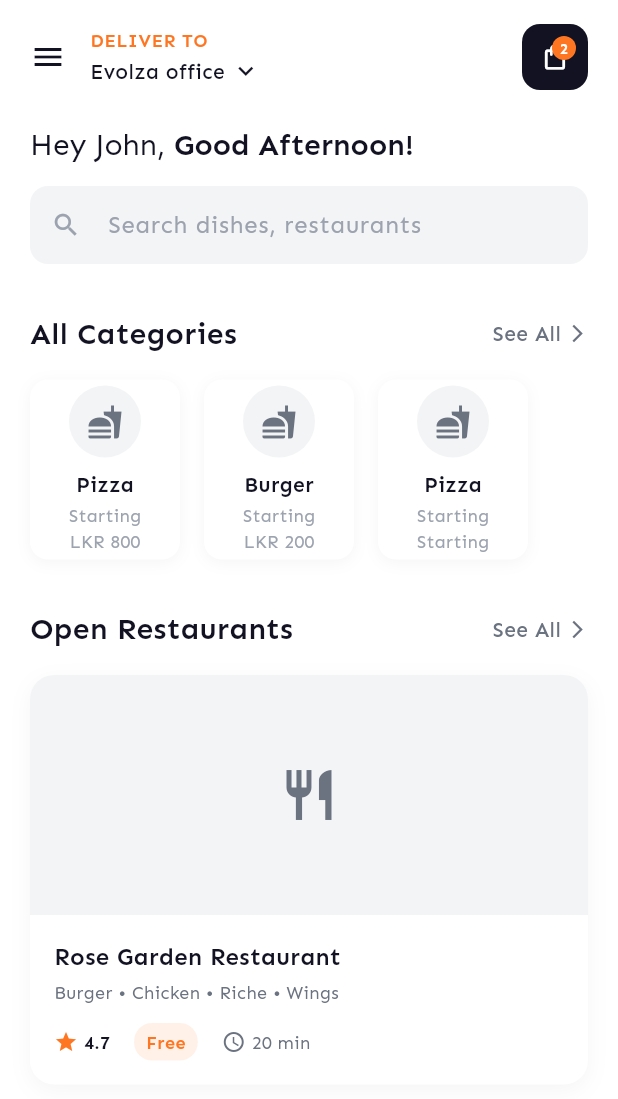
After one commit to Ivan-De-Zoysa-Evolza/Food-delivery, a Flutter app: the HomeScreen screen opened by its route, on a phone screen of 412 x 824 dp. The commit adds this screen. Shown: the top 1099 px of the screen. Run offline on Flutter 3.47's test engine with Material 3 defaults, Android fonts, the phone set to English and light mode, and no system bars; our stand-ins replace email_validator, firebase_auth, firebase_core, go_router; accounts and stored records are empty.

Commit message:
home screen UI

```diff
--- a/lib/presentation/routes/app_router.dart
+++ b/lib/presentation/routes/app_router.dart
@@ -1,10 +1,12 @@
 import 'package:go_router/go_router.dart';
 import '../screens/login_screen.dart';
 import '../screens/signup_screen.dart';
+import '../screens/home_screen.dart';
 
 class AppRouter {
   static const String login = '/login';
   static const String signup = '/signup';
+  static const String home = '/home';
 
   static final GoRouter router = GoRouter(
     initialLocation: login,
@@ -19,6 +21,11 @@ class AppRouter {
         name: 'signup',
         builder: (context, state) => const SignUpScreen(),
       ),
+      GoRoute(
+          path: home,
+          name: 'home',
+          builder: (context, state) => const HomeScreen(),
+      )
     ],
   );
 }
--- /dev/null
+++ b/lib/presentation/screens/home_screen.dart
@@ -0,0 +1,36 @@
+// lib/presentation/screens/home_screen.dart
+import 'package:flutter/material.dart';
+import '../widgets/delivery_header.dart';
+import '../widgets/search_bar_widget.dart';
+import '../widgets/category_section.dart';
+import '../widgets/restaurant_section.dart';
+
+class HomeScreen extends StatelessWidget {
+  const HomeScreen({super.key});
+
+  @override
+  Widget build(BuildContext context) {
+    return Scaffold(
+      backgroundColor: Colors.white,
+      body: SafeArea(
+        child: SingleChildScrollView(
+          padding: const EdgeInsets.symmetric(horizontal: 20),
+          child: Column(
+            crossAxisAlignment: CrossAxisAlignment.start,
+            children: [
+              const SizedBox(height: 16),
+              const DeliveryHeader(),
+              const SizedBox(height: 24),
+              const SearchBarWidget(),
+              const SizedBox(height: 32),
+              const CategorySection(),
+              const SizedBox(height: 32),
+              const RestaurantSection(),
+              const SizedBox(height: 20),
+            ],
+          ),
+        ),
+      ),
+    );
+  }
+}
--- a/lib/presentation/screens/login_screen.dart
+++ b/lib/presentation/screens/login_screen.dart
@@ -68,9 +68,8 @@ class _LoginScreenState extends State<LoginScreen> {
         password: _passwordController.text,
       );
 
-      // Navigate to home or dashboard screen
-      // You can implement your navigation logic here
       if (mounted) {
+        context.go(AppRouter.home);
         ScaffoldMessenger.of(context).showSnackBar(
           const SnackBar(
             content: Text('Login successful!'),
--- /dev/null
+++ b/lib/presentation/widgets/category_section.dart
@@ -0,0 +1,147 @@
+// lib/presentation/widgets/category_section.dart
+import 'package:flutter/material.dart';
+import '../../core/constants/app_colors.dart';
+import '../../core/constants/app_text_styles.dart';
+
+class CategorySection extends StatelessWidget {
+  const CategorySection({super.key});
+
+  @override
+  Widget build(BuildContext context) {
+    final categories = [
+      CategoryItem(
+        name: 'Pizza',
+        price: 'LKR 800',
+        imagePath: 'assets/images/pizza.png', // You'll add this later
+      ),
+      CategoryItem(
+        name: 'Burger',
+        price: 'LKR 200',
+        imagePath: 'assets/images/burger.png', // You'll add this later
+      ),
+      CategoryItem(
+        name: 'Pizza', // This appears to be cut off in the image
+        price: 'Starting',
+        imagePath: 'assets/images/pizza2.png', // You'll add this later
+      ),
+    ];
+
+    return Column(
+      children: [
+        Row(
+          mainAxisAlignment: MainAxisAlignment.spaceBetween,
+          children: [
+            Text(
+              'All Categories',
+              style: AppTextStyles.h4.copyWith(
+                fontWeight: FontWeight.w600,
+              ),
+            ),
+            Row(
+              children: [
+                Text(
+                  'See All',
+                  style: AppTextStyles.bodyMedium.copyWith(
+                    color: AppColors.secondaryText,
+                    fontWeight: FontWeight.w500,
+                  ),
+                ),
+                const SizedBox(width: 4),
+                Icon(
+                  Icons.arrow_forward_ios,
+                  color: AppColors.secondaryText,
+                  size: 14,
+                ),
+              ],
+            ),
+          ],
+        ),
+        const SizedBox(height: 16),
+        SizedBox(
+          height: 120,
+          child: ListView.separated(
+            scrollDirection: Axis.horizontal,
+            itemCount: categories.length,
+            separatorBuilder: (context, index) => const SizedBox(width: 16),
+            itemBuilder: (context, index) {
+              return CategoryCard(category: categories[index]);
+            },
+          ),
+        ),
+      ],
+    );
+  }
+}
+
+class CategoryItem {
+  final String name;
+  final String price;
+  final String imagePath;
+
+  CategoryItem({
+    required this.name,
+    required this.price,
+    required this.imagePath,
+  });
+}
+
+class CategoryCard extends StatelessWidget {
+  final CategoryItem category;
+
+  const CategoryCard({
+    super.key,
+    required this.category,
+  });
+
+  @override
+  Widget build(BuildContext context) {
+    return Container(
+      width: 100,
+      decoration: BoxDecoration(
+        color: AppColors.cardBackground,
+        borderRadius: BorderRadius.circular(12),
+        boxShadow: [
+          BoxShadow(
+            color: Colors.black.withOpacity(0.04),
+            blurRadius: 8,
+            offset: const Offset(0, 2),
+          ),
+        ],
+      ),
+      child: Column(
+        mainAxisAlignment: MainAxisAlignment.center,
+        children: [
+          Container(
+            width: 48,
+            height: 48,
+            decoration: BoxDecoration(
+              color: AppColors.inputBackground,
+              borderRadius: BorderRadius.circular(24),
+            ),
+            child: Icon(
+              Icons.fastfood,
+              color: AppColors.secondaryText,
+              size: 24,
+            ), // Placeholder for actual image
+          ),
+          const SizedBox(height: 8),
+          Text(
+            category.name,
+            style: AppTextStyles.bodyMedium.copyWith(
+              fontWeight: FontWeight.w600,
+            ),
+          ),
+          const SizedBox(height: 2),
+          Text(
+            'Starting',
+            style: AppTextStyles.caption,
+          ),
+          Text(
+            category.price,
+            style: AppTextStyles.caption,
+          ),
+        ],
+      ),
+    );
+  }
+}
--- /dev/null
+++ b/lib/presentation/widgets/delivery_header.dart
@@ -0,0 +1,99 @@
+// lib/presentation/widgets/delivery_header.dart
+import 'package:flutter/material.dart';
+import '../../core/constants/app_colors.dart';
+import '../../core/constants/app_text_styles.dart';
+
+class DeliveryHeader extends StatelessWidget {
+  const DeliveryHeader({super.key});
+
+  @override
+  Widget build(BuildContext context) {
+    return Row(
+      mainAxisAlignment: MainAxisAlignment.spaceBetween,
+      children: [
+        Row(
+          children: [
+            Icon(
+              Icons.menu,
+              color: AppColors.primaryText,
+              size: 24,
+            ),
+            const SizedBox(width: 16),
+            Column(
+              crossAxisAlignment: CrossAxisAlignment.start,
+              children: [
+                Text(
+                  'DELIVER TO',
+                  style: AppTextStyles.caption.copyWith(
+                    color: AppColors.orange,
+                    fontWeight: FontWeight.w600,
+                    letterSpacing: 0.5,
+                  ),
+                ),
+                const SizedBox(height: 2),
+                Row(
+                  children: [
+                    Text(
+                      'Evolza office',
+                      style: AppTextStyles.bodyMedium.copyWith(
+                        color: AppColors.primaryText,
+                        fontWeight: FontWeight.w500,
+                      ),
+                    ),
+                    const SizedBox(width: 4),
+                    Icon(
+                      Icons.keyboard_arrow_down,
+                      color: AppColors.primaryText,
+                      size: 20,
+                    ),
+                  ],
+                ),
+              ],
+            ),
+          ],
+        ),
+        Container(
+          width: 44,
+          height: 44,
+          decoration: BoxDecoration(
+            color: AppColors.darkBlue,
+            borderRadius: BorderRadius.circular(12),
+          ),
+          child: Stack(
+            children: [
+              const Center(
+                child: Icon(
+                  Icons.shopping_bag_outlined,
+                  color: Colors.white,
+                  size: 20,
+                ),
+              ),
+              Positioned(
+                top: 8,
+                right: 8,
+                child: Container(
+                  width: 16,
+                  height: 16,
+                  decoration: BoxDecoration(
+                    color: AppColors.orange,
+                    borderRadius: BorderRadius.circular(8),
+                  ),
+                  child: const Center(
+                    child: Text(
+                      '2',
+                      style: TextStyle(
+                        color: Colors.white,
+                        fontSize: 10,
+                        fontWeight: FontWeight.w600,
+                      ),
+                    ),
+                  ),
+                ),
+              ),
+            ],
+          ),
+        ),
+      ],
+    );
+  }
+}
--- /dev/null
+++ b/lib/presentation/widgets/restaurant_section.dart
@@ -0,0 +1,167 @@
+// lib/presentation/widgets/restaurant_section.dart
+import 'package:flutter/material.dart';
+import '../../core/constants/app_colors.dart';
+import '../../core/constants/app_text_styles.dart';
+
+class RestaurantSection extends StatelessWidget {
+  const RestaurantSection({super.key});
+
+  @override
+  Widget build(BuildContext context) {
+    return Column(
+      children: [
+        Row(
+          mainAxisAlignment: MainAxisAlignment.spaceBetween,
+          children: [
+            Text(
+              'Open Restaurants',
+              style: AppTextStyles.h4.copyWith(
+                fontWeight: FontWeight.w600,
+              ),
+            ),
+            Row(
+              children: [
+                Text(
+                  'See All',
+                  style: AppTextStyles.bodyMedium.copyWith(
+                    color: AppColors.secondaryText,
+                    fontWeight: FontWeight.w500,
+                  ),
+                ),
+                const SizedBox(width: 4),
+                Icon(
+                  Icons.arrow_forward_ios,
+                  color: AppColors.secondaryText,
+                  size: 14,
+                ),
+              ],
+            ),
+          ],
+        ),
+        const SizedBox(height: 16),
+        const RestaurantCard(),
+      ],
+    );
+  }
+}
+
+class RestaurantCard extends StatelessWidget {
+  const RestaurantCard({super.key});
+
+  @override
+  Widget build(BuildContext context) {
+    return Container(
+      decoration: BoxDecoration(
+        color: AppColors.cardBackground,
+        borderRadius: BorderRadius.circular(16),
+        boxShadow: [
+          BoxShadow(
+            color: Colors.black.withOpacity(0.04),
+            blurRadius: 12,
+            offset: const Offset(0, 4),
+          ),
+        ],
+      ),
+      child: Column(
+        crossAxisAlignment: CrossAxisAlignment.start,
+        children: [
+          Container(
+            height: 160,
+            decoration: BoxDecoration(
+              color: AppColors.inputBackground,
+              borderRadius: const BorderRadius.only(
+                topLeft: Radius.circular(16),
+                topRight: Radius.circular(16),
+              ),
+            ),
+            child: Center(
+              child: Icon(
+                Icons.restaurant,
+                size: 40,
+                color: AppColors.secondaryText,
+              ),
+            ), // Placeholder for restaurant image
+          ),
+          Padding(
+            padding: const EdgeInsets.all(16),
+            child: Column(
+              crossAxisAlignment: CrossAxisAlignment.start,
+              children: [
+                Text(
+                  'Rose Garden Restaurant',
+                  style: AppTextStyles.bodyLarge.copyWith(
+                    fontWeight: FontWeight.w600,
+                  ),
+                ),
+                const SizedBox(height: 4),
+                Text(
+                  'Burger • Chicken • Riche • Wings',
+                  style: AppTextStyles.bodySmall,
+                ),
+                const SizedBox(height: 12),
+                Row(
+                  children: [
+                    Row(
+                      children: [
+                        Icon(
+                          Icons.star,
+                          color: AppColors.orange,
+                          size: 16,
+                        ),
+                        const SizedBox(width: 4),
+                        Text(
+                          '4.7',
+                          style: AppTextStyles.bodySmall.copyWith(
+                            color: AppColors.primaryText,
+                            fontWeight: FontWeight.w600,
+                          ),
+                        ),
+                      ],
+                    ),
+                    const SizedBox(width: 16),
+                    Row(
+                      children: [
+                        Container(
+                          padding: const EdgeInsets.symmetric(
+                            horizontal: 8,
+                            vertical: 4,
+                          ),
+                          decoration: BoxDecoration(
+                            color: AppColors.orange.withOpacity(0.1),
+                            borderRadius: BorderRadius.circular(12),
+                          ),
+                          child: Text(
+                            'Free',
+                            style: AppTextStyles.caption.copyWith(
+                              color: AppColors.orange,
+                              fontWeight: FontWeight.w600,
+                            ),
+                          ),
+                        ),
+                      ],
+                    ),
+                    const SizedBox(width: 16),
+                    Row(
+                      children: [
+                        Icon(
+                          Icons.access_time,
+                          color: AppColors.secondaryText,
+                          size: 16,
+                        ),
+                        const SizedBox(width: 4),
+                        Text(
+                          '20 min',
+                          style: AppTextStyles.bodySmall,
+                        ),
+                      ],
+                    ),
+                  ],
+                ),
+              ],
+            ),
+          ),
+        ],
+      ),
+    );
+  }
+}
--- /dev/null
+++ b/lib/presentation/widgets/search_bar_widget.dart
@@ -0,0 +1,71 @@
+// lib/presentation/widgets/search_bar_widget.dart
+import 'package:flutter/material.dart';
+import '../../core/constants/app_colors.dart';
+import '../../core/constants/app_text_styles.dart';
+
+class SearchBarWidget extends StatefulWidget {
+  const SearchBarWidget({super.key});
+
+  @override
+  State<SearchBarWidget> createState() => _SearchBarWidgetState();
+}
+
+class _SearchBarWidgetState extends State<SearchBarWidget> {
+  final TextEditingController _controller = TextEditingController();
+
+  @override
+  void dispose() {
+    _controller.dispose();
+    super.dispose();
+  }
+
+  @override
+  Widget build(BuildContext context) {
+    return Column(
+      crossAxisAlignment: CrossAxisAlignment.start,
+      children: [
+        RichText(
+          text: TextSpan(
+            text: 'Hey John, ',
+            style: AppTextStyles.h4.copyWith(
+              fontWeight: FontWeight.w400,
+            ),
+            children: [
+              TextSpan(
+                text: 'Good Afternoon!',
+                style: AppTextStyles.h4.copyWith(
+                  fontWeight: FontWeight.w600,
+                ),
+              ),
+            ],
+          ),
+        ),
+        const SizedBox(height: 16),
+        Container(
+          decoration: BoxDecoration(
+            color: AppColors.inputBackground,
+            borderRadius: BorderRadius.circular(12),
+          ),
+          child: TextField(
+            controller: _controller,
+            style: AppTextStyles.input,
+            decoration: InputDecoration(
+              hintText: 'Search dishes, restaurants',
+              hintStyle: AppTextStyles.inputHint,
+              prefixIcon: Icon(
+                Icons.search,
+                color: AppColors.lightText,
+                size: 20,
+              ),
+              border: InputBorder.none,
+              contentPadding: const EdgeInsets.symmetric(
+                horizontal: 16,
+                vertical: 14,
+              ),
+            ),
+          ),
+        ),
+      ],
+    );
+  }
+}
```
